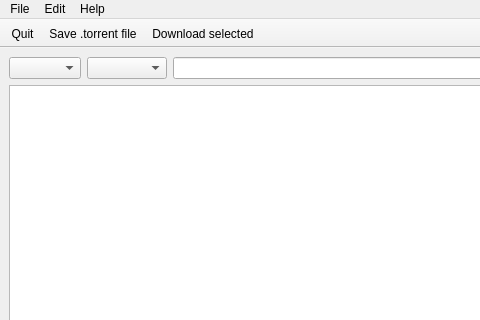
Before: the Qt Designer form resources/MainWindow.ui in mayudev/NyaaDesktop, drawn with Qt 5; both pictures show x 0 to 480 and y 0 to 320 of the 769 by 600 pixel window.
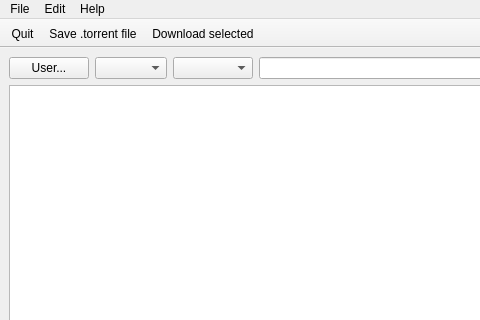
After: the same form once the commit is applied. Icons and pictures are not drawn.

Commit message: Implemented user filer

Patch:
```diff
--- a/resources/MainWindow.ui
+++ b/resources/MainWindow.ui
@@ -17,6 +17,13 @@
    <layout class="QVBoxLayout" name="verticalLayout">
     <item>
      <layout class="QHBoxLayout" name="search_bar">
+      <item>
+       <widget class="QPushButton" name="search_user">
+        <property name="text">
+         <string>User...</string>
+        </property>
+       </widget>
+      </item>
       <item>
        <widget class="QComboBox" name="search_filter">
         <property name="placeholderText">
```
The commit also changes 3 other files.
